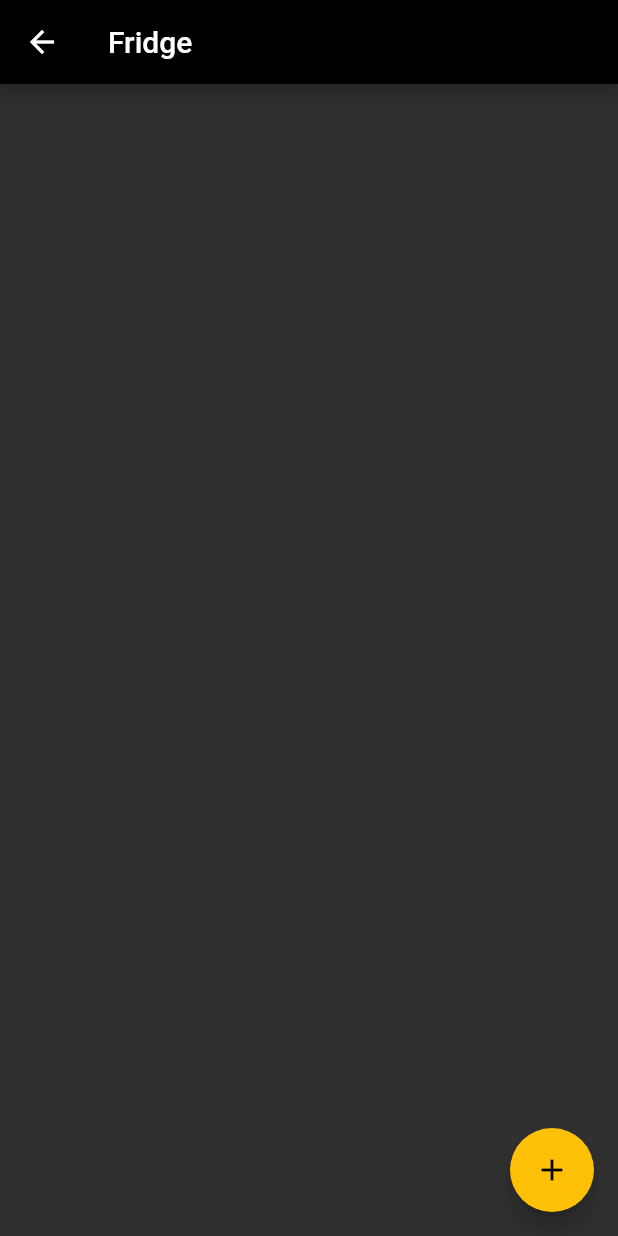
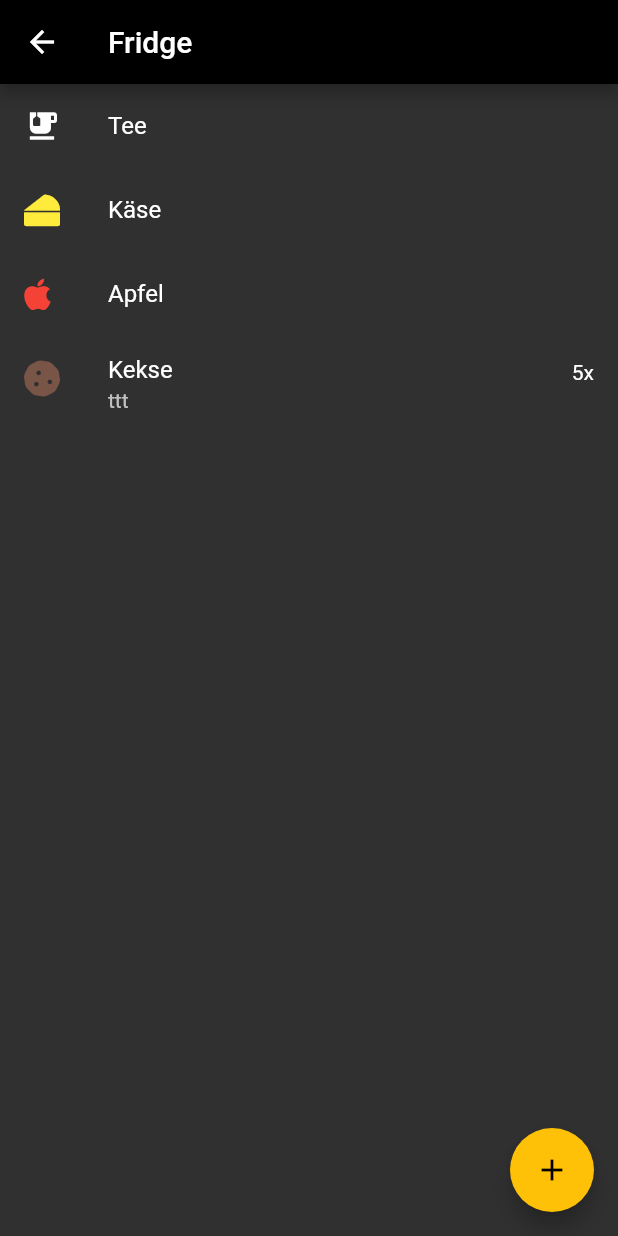
Before and after one commit to MGM12-de/shopping-app, a Flutter app: the FridgeScreen screen opened by its route, on a phone screen of 412 x 824 dp. Run offline on Flutter 3.47's test engine with Material 2 defaults, Android fonts, the phone set to English and light mode, and no system bars; our stand-ins replace cloud_firestore, firebase_analytics, firebase_auth, firebase_core, firebase_crashlytics, font_awesome_flutter and 1 more; accounts and stored records are empty.

Commit message:
added future builder 4 fridge

```diff
--- a/lib/screens/fridge.dart
+++ b/lib/screens/fridge.dart
@@ -1,17 +1,47 @@
+import 'package:einkaufsapp/services/services.dart';
+import 'package:einkaufsapp/shared/shared.dart';
 import 'package:flutter/material.dart';
+import 'package:font_awesome_flutter/font_awesome_flutter.dart';
 
 class FridgeScreen extends StatelessWidget {
+
+  final Fridge fridge = new Fridge();
+
   @override
   Widget build(BuildContext context){
+    return FutureBuilder(
+      future: Global.fridgeRef.getData(),
+      builder: (BuildContext context, AsyncSnapshot snap){
+        if(snap.hasData){
           return Scaffold(
             appBar: AppBar(
               title: Text('Fridge'),
             ),
             body: Center(
-        child: Column(
+              child: ListView(
                 children: [
+                  ListTile(
+                    leading: Icon(Icons.emoji_food_beverage),
+                    title: Text("Tee"),
+                  ),
+                  ListTile(
+                    leading: FaIcon(FontAwesomeIcons.cheese, color: Colors.yellow,),
+                    title: Text("Käse")
+                  ),
+                  ListTile(
+                    leading: FaIcon(FontAwesomeIcons.apple, color: Colors.red,),
+                    title: Text("Apfel")
+                  ),
+                  ListTile(
+                    leading: FaIcon(FontAwesomeIcons.cookie, color: Colors.brown,),
+                    title: Text("Kekse"),
+                    trailing: Text("5x"),
+                    subtitle: Text("ttt"),
+                    isThreeLine: true,
+
+                  )
                 ],
-        ),
+              )
             ),
             floatingActionButton: FloatingActionButton(
                     onPressed: () async {  },
@@ -20,5 +50,10 @@ class FridgeScreen extends StatelessWidget {
 
                   ),
           );
+        } else {
+return LoadingScreen();
+        }
+      },
+    );
   }
 }
--- a/lib/services/globals.dart
+++ b/lib/services/globals.dart
@@ -8,4 +8,8 @@ class Global {
   static final Map models = {
     Fridge: (data) => Fridge.fromMap(data)
   };
+
+
+  // Firestore References
+  static final Collection<Fridge> fridgeRef = Collection<Fridge>(path: 'fridge');
 }
--- a/lib/services/models.dart
+++ b/lib/services/models.dart
@@ -4,15 +4,17 @@ class Fridge {
   String fridgeName;
   bool defaultFridge;
   List<FridgeUser> users;
+  String createdBy;
 
-  Fridge({this.owner, this.fridgeName, this.defaultFridge, this.users});
+  Fridge({this.owner, this.fridgeName, this.defaultFridge, this.users, this.createdBy});
 
   factory Fridge.fromMap(Map data){
     return Fridge(
       fridgeName: data['fridgeName'] ?? '',
       owner: data['uid'],
       defaultFridge: data['defaultFridge'] ?? true,
-      users: data['users']
+      users: data['users'],
+      createdBy: data['createdBy']
     );
   }
 }
--- a/pubspec.yaml
+++ b/pubspec.yaml
@@ -24,7 +24,7 @@ dependencies:
   flutter:
     sdk: flutter
     # Add the dependency for the Firebase Core Flutter SDK
-  firebase_core: ^0.7.0
+  firebase_core: "0.7.0"
    # Add the dependency for the FlutterFire plugin
   firebase_analytics: ^7.0.1
   firebase_crashlytics: ^0.4.0+1
@@ -34,6 +34,7 @@ dependencies:
   google_sign_in: "^4.5.1"
   rxdart: ^0.25.0
   provider: ^4.3.3
+  font_awesome_flutter: ^8.11.0
 
 
   # The following adds the Cupertino Icons font to your application.
```
Also changed, not shown: pubspec.lock. Lines whose indentation alone changed are shown as unchanged.
